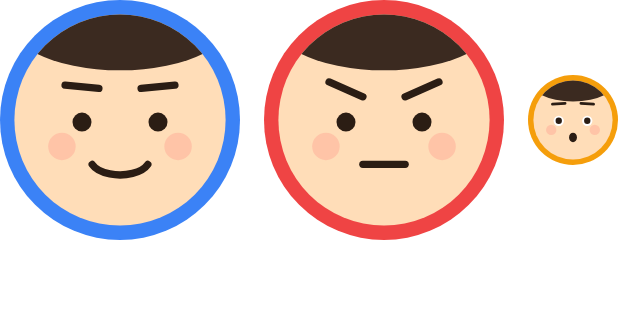
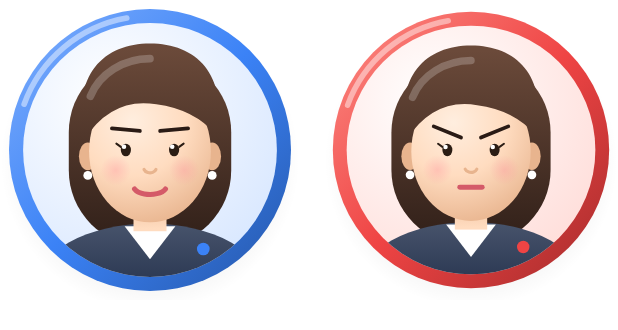
Before and after one commit to jij6303/pleos-side-coach, an Android app built with Jetpack Compose: the @Preview function CoachFacePreview, on a phone screen of 412 x 824 dp. Shown: the top 330 px of the screen. Run offline under Robolectric (Android 15) with nearby library versions, the phone set to English and light mode, and no system bars.

Commit message:
feat(#41): redraw coach as female instructor with 2.5d shading
Co-Authored-By: Claude Opus 5.5 <noreply@anthropic.com>

```diff
--- a/app/src/main/java/com/jij6303/sidecoach/ui/driving/CoachFace.kt
+++ b/app/src/main/java/com/jij6303/sidecoach/ui/driving/CoachFace.kt
@@ -1,21 +1,24 @@
 package com.jij6303.sidecoach.ui.driving
 
 import androidx.compose.foundation.Canvas
+import androidx.compose.foundation.layout.Arrangement
+import androidx.compose.foundation.layout.Row
+import androidx.compose.foundation.layout.size
 import androidx.compose.runtime.Composable
 import androidx.compose.ui.Modifier
 import androidx.compose.ui.geometry.Offset
+import androidx.compose.ui.geometry.Rect
 import androidx.compose.ui.geometry.Size
+import androidx.compose.ui.graphics.Brush
 import androidx.compose.ui.graphics.Color
 import androidx.compose.ui.graphics.Path
 import androidx.compose.ui.graphics.StrokeCap
 import androidx.compose.ui.graphics.drawscope.DrawScope
 import androidx.compose.ui.graphics.drawscope.Stroke
 import androidx.compose.ui.graphics.drawscope.clipPath
+import androidx.compose.ui.graphics.lerp
 import androidx.compose.ui.tooling.preview.Preview
 import androidx.compose.ui.unit.dp
-import androidx.compose.foundation.layout.Arrangement
-import androidx.compose.foundation.layout.Row
-import androidx.compose.foundation.layout.size
 import com.jij6303.sidecoach.ui.theme.SideCoachTheme
 
 /** 연수 강사 얼굴 표정. 코칭 유형마다 하나. 주행 중 애니메이션 금지라 표정은 바뀌기만 하고 움직이지 않는다. */
@@ -30,94 +33,191 @@ enum class CoachMood {
     HAPPY,
 }
 
-private val FaceFill = Color(0xFFFFDDB8)
-private val Hair = Color(0xFF3B2A20)
+private val SkinLight = Color(0xFFFFEEDF)
+private val Skin = Color(0xFFFFDCC0)
+private val SkinShade = Color(0xFFE8B48E)
+private val HairLight = Color(0xFF6B4A3A)
+private val HairDark = Color(0xFF2A1B15)
 private val Ink = Color(0xFF2B1D14)
-private val Cheek = Color(0xFFFF8A80)
+private val Lip = Color(0xFFD45A68)
+private val Blush = Color(0xFFFF8F9B)
+private val Blazer = Color(0xFF2E3B55)
 
 /**
- * 동그란 강사 얼굴. 바깥 고리는 코칭 신호색([ring])이라 표정과 색이 같은 뜻을 전한다.
- * 그림은 전부 Canvas로 그려 리소스가 필요 없다.
+ * 여성 연수 강사 초상. 원형 배지 안에 머리·어깨까지 그리고, 그라데이션 음영·하이라이트·바닥 그림자로 입체감을 낸다(2.5D).
+ * 바깥 고리는 코칭 신호색([ring])이라 표정과 색이 같은 뜻을 전한다. 전부 Canvas로 그려 리소스가 필요 없다.
  */
 @Composable
 fun CoachFace(mood: CoachMood, ring: Color, modifier: Modifier = Modifier) {
     Canvas(modifier) {
         val c = center
-        val outer = size.minDimension / 2
-        val r = outer * 0.88f
-        drawCircle(ring, outer, c)
-        drawCircle(FaceFill, r, c)
+        val outer = size.minDimension * 0.47f
+        val disc = outer * 0.9f
 
-        // 머리카락: 얼굴 원 안쪽 위만 칠한다
-        val faceClip = Path().apply { addOval(androidx.compose.ui.geometry.Rect(c, r)) }
-        clipPath(faceClip) {
-            drawOval(Hair, Offset(c.x - r * 1.15f, c.y - r * 1.62f), Size(r * 2.3f, r * 1.15f))
+        // 바닥 그림자: 배지가 떠 있는 느낌
+        drawCircle(
+            Brush.radialGradient(
+                listOf(Color.Black.copy(alpha = 0.22f), Color.Transparent),
+                center = c + Offset(0f, outer * 0.08f), radius = outer * 1.06f,
+            ),
+            radius = outer * 1.06f, center = c + Offset(0f, outer * 0.08f),
+        )
+        // 고리: 왼쪽 위가 밝은 구슬처럼
+        drawCircle(
+            Brush.linearGradient(
+                listOf(lerp(ring, Color.White, 0.35f), ring, lerp(ring, Color.Black, 0.25f)),
+                start = c - Offset(outer, outer), end = c + Offset(outer, outer),
+            ),
+            radius = outer, center = c,
+        )
+        // 배경 원
+        drawCircle(
+            Brush.radialGradient(
+                listOf(Color.White, lerp(ring, Color.White, 0.8f)),
+                center = c - Offset(disc * 0.3f, disc * 0.4f), radius = disc * 1.6f,
+            ),
+            radius = disc, center = c,
+        )
+
+        clipPath(Path().apply { addOval(Rect(c, disc)) }) {
+            drawPortrait(c, disc, mood, ring)
         }
 
-        val line = Stroke(width = r * 0.07f, cap = StrokeCap.Round)
-        val eyeY = c.y + r * 0.02f
-        val eyeDx = r * 0.36f
+        // 고리 광택
+        drawArc(
+            Color.White.copy(alpha = 0.45f), startAngle = 200f, sweepAngle = 60f, useCenter = false,
+            topLeft = c - Offset(outer * 0.95f, outer * 0.95f), size = Size(outer * 1.9f, outer * 1.9f),
+            style = Stroke(width = outer * 0.04f, cap = StrokeCap.Round),
+        )
+    }
+}
 
-        // 볼
-        val cheekAlpha = if (mood == CoachMood.HAPPY) 0.55f else 0.3f
+private fun DrawScope.drawPortrait(c: Offset, R: Float, mood: CoachMood, ring: Color) {
+    fun p(x: Float, y: Float) = Offset(c.x + x * R, c.y + y * R)
+    fun sz(w: Float, h: Float) = Size(w * R, h * R)
+    val hairBrush = Brush.verticalGradient(listOf(HairLight, HairDark), startY = c.y - 0.8f * R, endY = c.y + 0.9f * R)
+
+    // 뒷머리: 어깨까지 내려오는 단발
+    drawRoundRect(hairBrush, p(-0.64f, -0.74f), sz(1.28f, 1.5f), androidx.compose.ui.geometry.CornerRadius(0.6f * R))
+
+    // 어깨·재킷
+    drawOval(
+        Brush.verticalGradient(listOf(lerp(Blazer, Color.White, 0.15f), Blazer), startY = c.y + 0.55f * R, endY = c.y + R),
+        p(-0.9f, 0.58f), sz(1.8f, 1.0f),
+    )
+    // 셔츠 깃(V)
+    drawPath(
+        Path().apply { moveTo(p(-0.2f, 0.6f).x, p(0f, 0.6f).y); lineTo(p(0f, 0.86f).x, p(0f, 0.86f).y); lineTo(p(0.2f, 0.6f).x, p(0f, 0.6f).y); close() },
+        Color.White,
+    )
+    // 넥 배지: 신호색 작은 점
+    drawCircle(ring, 0.05f * R, p(0.42f, 0.78f))
+
+    // 목
+    drawRect(Brush.verticalGradient(listOf(SkinShade, Skin), startY = c.y + 0.3f * R, endY = c.y + 0.62f * R), p(-0.13f, 0.3f), sz(0.26f, 0.34f))
+
+    // 귀 + 귀걸이
     listOf(-1f, 1f).forEach { s ->
-            drawCircle(Cheek.copy(alpha = cheekAlpha), r * 0.13f, Offset(c.x + s * r * 0.55f, c.y + r * 0.25f))
+        drawOval(SkinShade, p(s * 0.49f - 0.07f, -0.06f), sz(0.14f, 0.22f))
+        drawCircle(Color.White, 0.035f * R, p(s * 0.49f, 0.2f))
+    }
+
+    // 얼굴: 왼쪽 위에서 빛이 오는 방사형 음영
+    val faceTopLeft = p(-0.48f, -0.55f)
+    val faceSize = sz(0.96f, 1.12f)
+    drawOval(
+        Brush.radialGradient(listOf(SkinLight, Skin, SkinShade), center = p(-0.14f, -0.22f), radius = 0.85f * R),
+        faceTopLeft, faceSize,
+    )
+
+    // 앞머리: 옆으로 넘긴 형태
+    val bangs = Path().apply {
+        val a = p(-0.52f, -0.08f)
+        moveTo(a.x, a.y)
+        p(-0.3f, -0.42f).let { m -> p(0.05f, -0.36f).let { e -> quadraticTo(m.x, m.y, e.x, e.y) } }
+        p(0.35f, -0.32f).let { m -> p(0.52f, -0.12f).let { e -> quadraticTo(m.x, m.y, e.x, e.y) } }
+        // 정수리는 둥글게
+        val (r1, r2, top) = Triple(p(0.62f, -0.6f), p(0.36f, -0.84f), p(0f, -0.84f))
+        cubicTo(r1.x, r1.y, r2.x, r2.y, top.x, top.y)
+        val (l1, l2) = p(-0.36f, -0.84f) to p(-0.62f, -0.6f)
+        cubicTo(l1.x, l1.y, l2.x, l2.y, a.x, a.y)
+        close()
+    }
+    drawPath(bangs, hairBrush)
+    // 머리 윤기
+    drawArc(
+        Color.White.copy(alpha = 0.22f), startAngle = 200f, sweepAngle = 70f, useCenter = false,
+        topLeft = p(-0.5f, -0.72f), size = sz(1.0f, 0.9f),
+        style = Stroke(width = 0.06f * R, cap = StrokeCap.Round),
+    )
+
+    val line = Stroke(width = 0.035f * R, cap = StrokeCap.Round)
+
+    // 볼 홍조
+    val blushAlpha = if (mood == CoachMood.HAPPY) 0.6f else 0.35f
+    listOf(-1f, 1f).forEach { s ->
+        val bc = p(s * 0.27f, 0.16f)
+        drawCircle(
+            Brush.radialGradient(listOf(Blush.copy(alpha = blushAlpha), Color.Transparent), center = bc, radius = 0.12f * R),
+            radius = 0.12f * R, center = bc,
+        )
+    }
+
+    // 눈썹: (안쪽 끝 y, 바깥 끝 y)
+    val (inner, outerB) = when (mood) {
+        CoachMood.CALM -> -0.15f to -0.17f
+        CoachMood.STERN -> -0.10f to -0.19f
+        CoachMood.ALERT -> -0.23f to -0.21f
+        CoachMood.HAPPY -> -0.19f to -0.17f
+    }
+    listOf(-1f, 1f).forEach { s ->
+        drawLine(HairDark, p(s * 0.08f, inner), p(s * 0.3f, outerB), strokeWidth = 0.03f * R, cap = StrokeCap.Round)
     }
 
     // 눈
     listOf(-1f, 1f).forEach { s ->
-            val e = Offset(c.x + s * eyeDx, eyeY)
+        val e = p(s * 0.19f, 0.0f)
         when (mood) {
             CoachMood.HAPPY -> drawArc(
                 Ink, startAngle = 200f, sweepAngle = 140f, useCenter = false,
-                    topLeft = Offset(e.x - r * 0.13f, e.y - r * 0.08f), size = Size(r * 0.26f, r * 0.22f), style = line,
+                topLeft = Offset(e.x - 0.08f * R, e.y - 0.04f * R), size = sz(0.16f, 0.12f), style = line,
             )
-                CoachMood.ALERT -> {
-                    drawCircle(Color.White, r * 0.13f, e)
-                    drawCircle(Ink, r * 0.08f, e)
+            else -> {
+                val big = mood == CoachMood.ALERT
+                val w = if (big) 0.1f else 0.08f
+                val h = if (big) 0.13f else 0.1f
+                if (big) drawOval(Color.White, Offset(e.x - 0.075f * R, e.y - 0.085f * R), sz(0.15f, 0.17f))
+                drawOval(Ink, Offset(e.x - w / 2 * R, e.y - h / 2 * R), sz(w, h))
+                // 눈 반짝임
+                drawCircle(Color.White, 0.018f * R, Offset(e.x - 0.015f * R, e.y - 0.025f * R))
+                // 바깥쪽 속눈썹
+                drawLine(
+                    Ink, Offset(e.x + s * w / 2 * R, e.y - h / 4 * R), Offset(e.x + s * (w / 2 + 0.035f) * R, e.y - (h / 2) * R),
+                    strokeWidth = 0.016f * R, cap = StrokeCap.Round,
+                )
             }
-                else -> drawCircle(Ink, r * 0.09f, e)
         }
     }
 
-        // 눈썹: (안쪽 끝 높이, 바깥 끝 높이)
-        val (inner, outerB) = when (mood) {
-            CoachMood.CALM -> -0.30f to -0.33f
-            CoachMood.STERN -> -0.22f to -0.36f
-            CoachMood.ALERT -> -0.42f to -0.40f
-            CoachMood.HAPPY -> -0.36f to -0.33f
-        }
-        listOf(-1f, 1f).forEach { s ->
-            drawLine(
-                Ink,
-                Offset(c.x + s * r * 0.20f, c.y + r * inner),
-                Offset(c.x + s * r * 0.52f, c.y + r * outerB),
-                strokeWidth = line.width, cap = StrokeCap.Round,
+    // 코: 옅은 그림자 한 획
+    drawArc(
+        SkinShade, startAngle = 20f, sweepAngle = 140f, useCenter = false,
+        topLeft = p(-0.05f, 0.1f), size = sz(0.1f, 0.08f), style = Stroke(width = 0.025f * R, cap = StrokeCap.Round),
     )
-        }
 
-        drawMouth(mood, c, r, line)
-    }
-}
-
-private fun DrawScope.drawMouth(mood: CoachMood, c: Offset, r: Float, line: Stroke) {
-    val y = c.y + r * 0.42f
+    // 입
+    val my = 0.3f
     when (mood) {
         CoachMood.CALM -> drawArc(
-            Ink, startAngle = 20f, sweepAngle = 140f, useCenter = false,
-            topLeft = Offset(c.x - r * 0.28f, y - r * 0.2f), size = Size(r * 0.56f, r * 0.3f), style = line,
+            Lip, startAngle = 20f, sweepAngle = 140f, useCenter = false,
+            topLeft = p(-0.13f, my - 0.08f), size = sz(0.26f, 0.13f), style = Stroke(width = 0.04f * R, cap = StrokeCap.Round),
         )
-        CoachMood.HAPPY -> drawArc(
-            Ink, startAngle = 0f, sweepAngle = 180f, useCenter = true,
-            topLeft = Offset(c.x - r * 0.3f, y - r * 0.2f), size = Size(r * 0.6f, r * 0.42f),
-        )
-        CoachMood.STERN -> drawLine(
-            Ink, Offset(c.x - r * 0.2f, y), Offset(c.x + r * 0.2f, y),
-            strokeWidth = line.width, cap = StrokeCap.Round,
-        )
-        CoachMood.ALERT -> drawOval(
-            Ink, topLeft = Offset(c.x - r * 0.1f, y - r * 0.1f), size = Size(r * 0.2f, r * 0.24f),
-        )
+        CoachMood.HAPPY -> {
+            drawArc(Lip, startAngle = 0f, sweepAngle = 180f, useCenter = true, topLeft = p(-0.15f, my - 0.09f), size = sz(0.3f, 0.22f))
+            drawArc(Color.White, startAngle = 0f, sweepAngle = 180f, useCenter = true, topLeft = p(-0.11f, my - 0.07f), size = sz(0.22f, 0.07f))
+        }
+        CoachMood.STERN -> drawLine(Lip, p(-0.09f, my), p(0.09f, my), strokeWidth = 0.04f * R, cap = StrokeCap.Round)
+        CoachMood.ALERT -> drawOval(Lip, p(-0.05f, my - 0.05f), sz(0.1f, 0.12f))
     }
 }
 
@@ -127,10 +227,10 @@ private fun CoachFacePreview() {
     SideCoachTheme {
         val s = SideCoachTheme.signal
         Row(horizontalArrangement = Arrangement.spacedBy(16.dp)) {
-            CoachFace(CoachMood.CALM, s.neutral.accent, Modifier.size(160.dp))
-            CoachFace(CoachMood.STERN, s.brake.accent, Modifier.size(160.dp))
-            CoachFace(CoachMood.ALERT, s.turn.accent, Modifier.size(160.dp))
-            CoachFace(CoachMood.HAPPY, s.praise.accent, Modifier.size(160.dp))
+            CoachFace(CoachMood.CALM, s.neutral.accent, Modifier.size(200.dp))
+            CoachFace(CoachMood.STERN, s.brake.accent, Modifier.size(200.dp))
+            CoachFace(CoachMood.ALERT, s.turn.accent, Modifier.size(200.dp))
+            CoachFace(CoachMood.HAPPY, s.praise.accent, Modifier.size(200.dp))
         }
     }
 }
```
Lines whose indentation alone changed are shown as unchanged.
